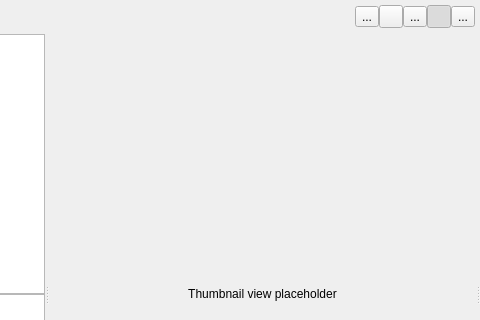
This is Code/Editor/AzAssetBrowser/AzAssetBrowserWindow.ui in o3de/o3de as Qt 5 draws it before an edit; both pictures show x 211 to 691 and y 0 to 320 of the 691 by 554 pixel window. The edited form follows.
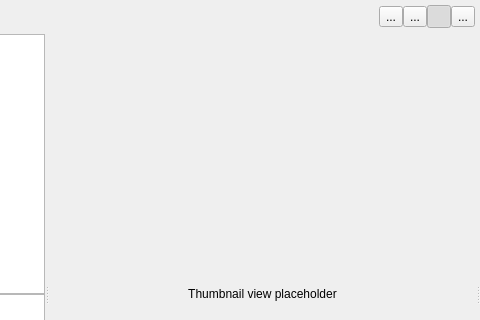
This is the edited form. Icons and pictures are not drawn. Custom widgets are drawn as their Qt base class.

Commit message:
Asset browser: move collapse button to menu
We don't need this functionality as a separate button. Move it to the
"hamburger" menu of the Asset Browser. For that a menu that used to
house search view settings was re-used by renaming it to
m_toolsMenuButton.

Fixes: #13005

```diff
--- a/Code/Editor/AzAssetBrowser/AzAssetBrowserWindow.ui
+++ b/Code/Editor/AzAssetBrowser/AzAssetBrowserWindow.ui
@@ -102,19 +102,6 @@
            </property>
           </widget>
          </item>
-         <item>
-          <widget class="QToolButton" name="m_collapseAllButton">
-           <property name="focusPolicy">
-            <enum>Qt::ClickFocus</enum>
-           </property>
-           <property name="toolTip">
-            <string extracomment="Collapse All">Collapse All</string>
-           </property>
-           <property name="text">
-            <string/>
-           </property>
-          </widget>
-         </item>
          <item>
           <widget class="QToolButton" name="m_treeViewButton">
            <property name="text">
```
Left out of the diff: 4 changed lines with no effect on the pictures. The commit also changes 3 other files.
